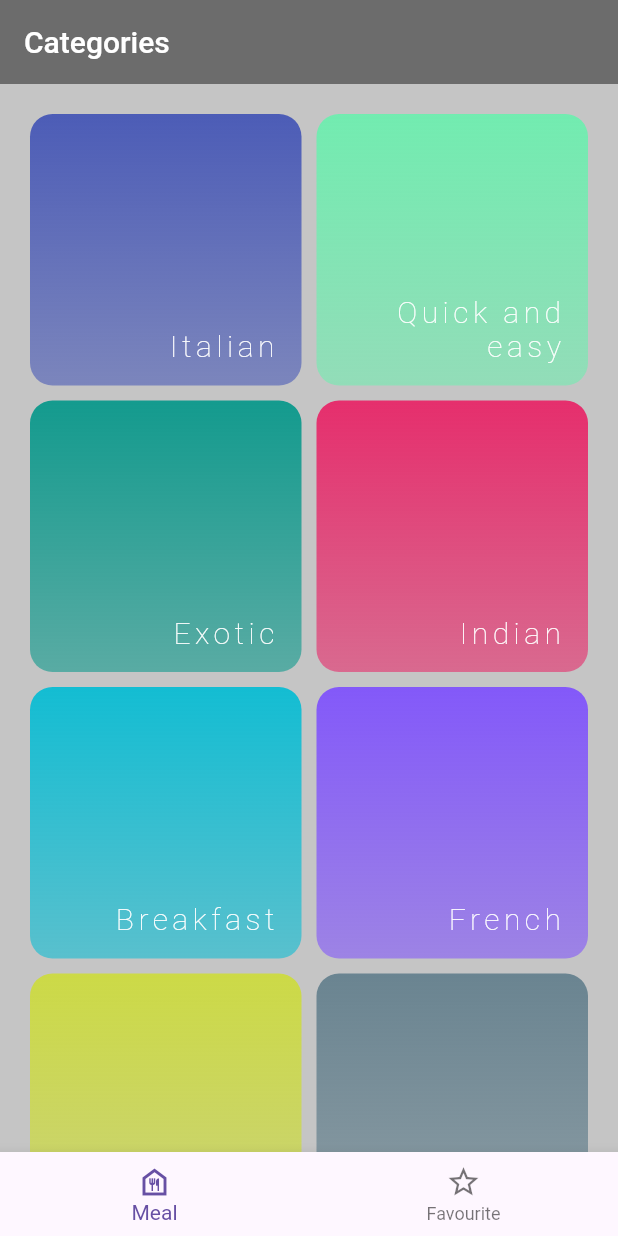
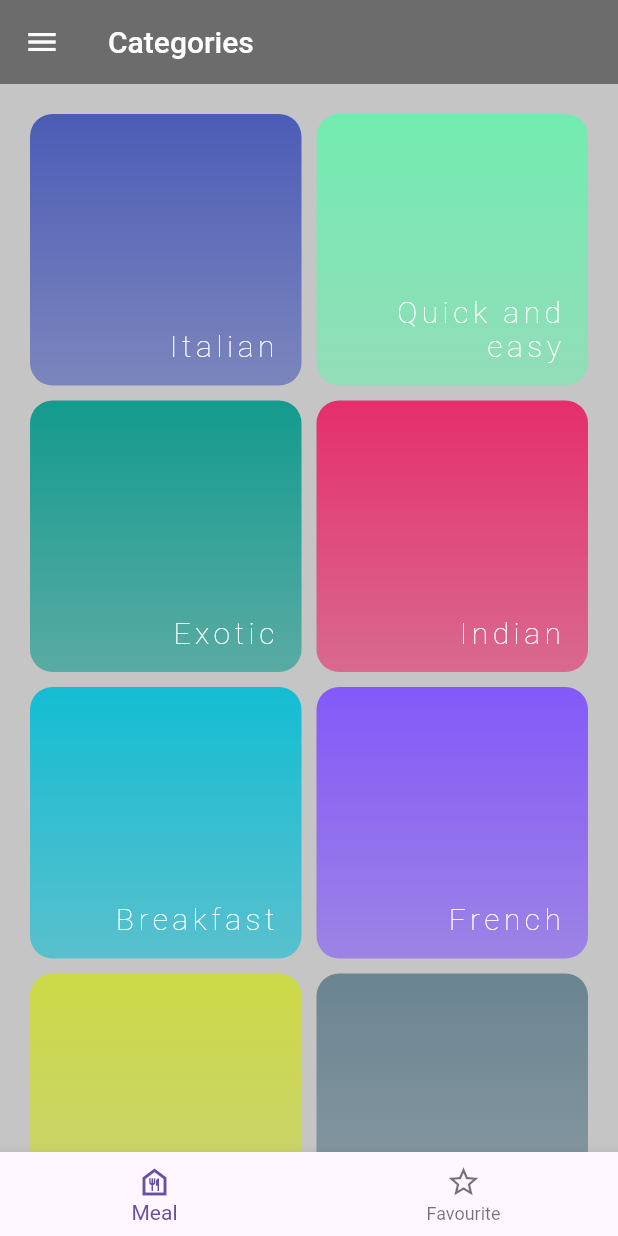
Before and after one commit to YojitSutradhar007/MealsApp, a Flutter app: the screen it shows after launch, on a phone screen of 412 x 824 dp. Run offline on Flutter 3.47's test engine with Material 2 defaults, Android fonts, the phone set to English and light mode, and no system bars; our stand-ins replace cached_network_image, flutter_riverpod, google_fonts, transparent_image.

Commit message:
add minor change

```diff
--- a/lib/screens/dashboard/dashboard_screen.dart
+++ b/lib/screens/dashboard/dashboard_screen.dart
@@ -3,30 +3,72 @@ import 'package:flutter_riverpod/flutter_riverpod.dart';
 import 'package:meals_app/screens/meals_screen/favouriite_meals_provider.dart';
 import '../screens.dart';
 
-class DashBoard extends ConsumerWidget  {
-  const DashBoard({super.key});
-
-
-
+class DashBoard extends ConsumerWidget {
+    DashBoard({super.key});
+  final GlobalKey<ScaffoldState> _scaffoldKey = GlobalKey<ScaffoldState>();
   @override
   Widget build(BuildContext context, WidgetRef ref) {
-    final mealList=ref.watch(favouriteMeal);
-
+    final mealList = ref.watch(favouriteMeal);
     final List<Widget> screens = [
-      const HomeScreen(),
+        HomeScreen(
+          scaffoldKey: _scaffoldKey,
+        ),
       //Favourites meals screen
-        MealsScreen(
+      MealsScreen(
         title: "Favourite Meals",
-        mealList:mealList,
+        mealList: mealList,
       ),
     ];
 
     return Scaffold(
+      key: _scaffoldKey,
       body: Consumer(
         builder: (context, ref, child) {
           final int index = ref.watch(dashboardIndex);
           return screens[index];
         },
+      ),
+      drawer: Drawer(
+        child: ListView(
+          padding: const EdgeInsets.all(0),
+          children: [
+            const DrawerHeader(
+              decoration: BoxDecoration(color: Color.fromRGBO(193, 217, 255, 1.0)),
+              child: Row(
+                mainAxisAlignment: MainAxisAlignment.center,
+                children: [
+                  Icon(
+                    Icons.fastfood_rounded,
+                    size: 45,
+                  ),
+                  SizedBox(
+                    width: 10,
+                  ),
+                  Text(
+                    "Cooking.....",
+                    style: TextStyle(color: Colors.black, fontSize: 25, fontWeight: FontWeight.w300),
+                  )
+                ],
+              ),
+            ),
+            ListTile(
+              onTap: () {},
+              leading: const Icon(Icons.set_meal),
+              title: const Text(
+                "Meals",
+                style: TextStyle(color: Colors.black, fontSize: 18, fontWeight: FontWeight.w400),
+              ),
+            ),
+            ListTile(
+              onTap: () {},
+              leading: const Icon(Icons.filter_alt_rounded),
+              title: const Text(
+                "Filters",
+                style: TextStyle(color: Colors.black, fontSize: 18, fontWeight: FontWeight.w400),
+              ),
+            ),
+          ],
+        ),
       ),
       bottomNavigationBar: Consumer(
         builder: (context, ref, child) {
--- a/lib/screens/home/home_screen.dart
+++ b/lib/screens/home/home_screen.dart
@@ -4,7 +4,8 @@ import 'package:meals_app/widgets/widgets.dart';
 import '../../resources/resources.dart';
 
 class HomeScreen extends StatelessWidget {
-  const HomeScreen({super.key});
+    HomeScreen({super.key,required this.scaffoldKey});
+  final GlobalKey<ScaffoldState> scaffoldKey;
 
 
 
@@ -12,6 +13,13 @@ class HomeScreen extends StatelessWidget {
   Widget build(BuildContext context) {
     return Scaffold(
       appBar: AppBar(
+        leading: IconButton(
+          onPressed: () {
+            scaffoldKey.currentState?.openDrawer();
+          },
+          icon: const Icon(Icons.menu,color: ColorManager.colorWhite,),
+        ),
+
         title: const Text(
           "Categories",
           style: TextStyle(color: ColorManager.colorWhite),
--- a/lib/screens/meals_screen/favouriite_meals_provider.dart
+++ b/lib/screens/meals_screen/favouriite_meals_provider.dart
@@ -2,7 +2,6 @@ import 'package:flutter_riverpod/flutter_riverpod.dart';
 import '../../model/model.dart';
 
 final favouriteMeal = StateNotifierProvider<FavouritesMealsList, List<Meals>>((ref) => FavouritesMealsList());
-
 class FavouritesMealsList extends StateNotifier<List<Meals>> {
   FavouritesMealsList() : super([]);
 
@@ -15,5 +14,4 @@ class FavouritesMealsList extends StateNotifier<List<Meals>> {
     state.remove(meals);
     state = [...state];
   }
-
 }
```
